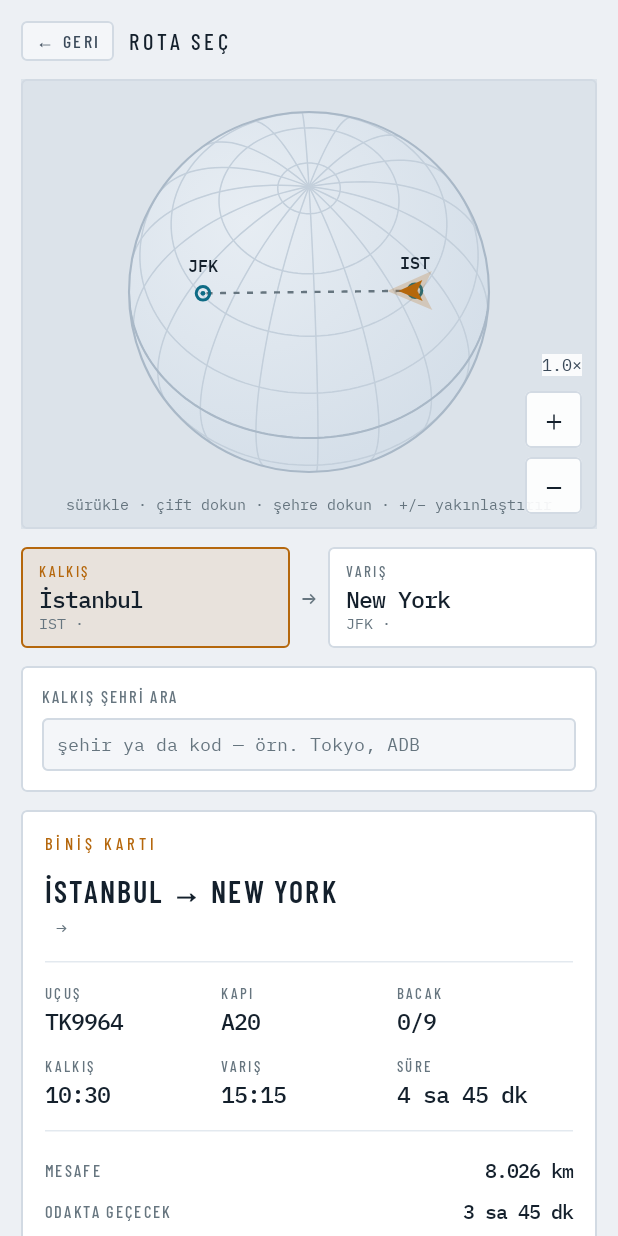
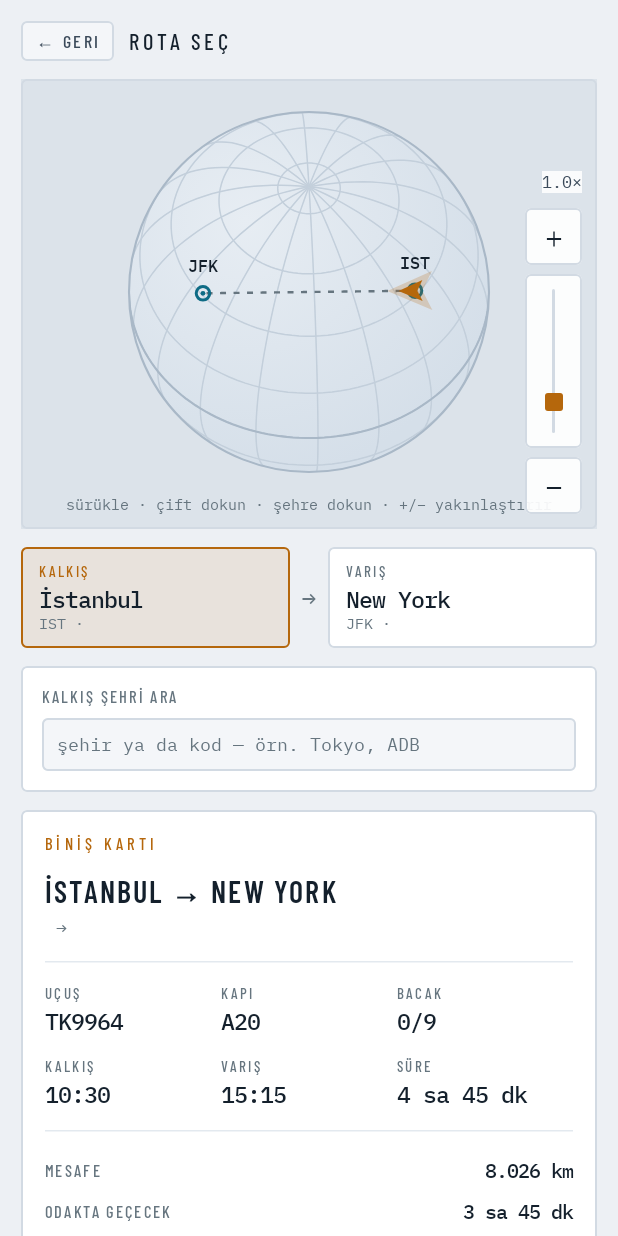
Before and after one commit to oguzozshn/PomodoroFlight, an Android app built with Jetpack Compose: the screen it shows after launch (MainActivity), after a tap on "YOLCULUĞA BAŞLA", on a phone screen of 412 x 824 dp. Run offline under Robolectric (Android 15) with nearby library versions, the phone set to English and light mode, and no system bars.

Commit message:
Eksik Candidate sınıfını geri koy; fareyle sürüklenen zoom kolu ekle
Derleme hatası: işaretçi bütçesini yeniden yazarken eklenen Candidate sınıfı,
sonraki yamada blok değiştirilirken silinmişti. Ayraç dengesi ve kullanılmayan
import taramaları bunu yakalayamıyor; modül genelinde tanımsız tür ve fonksiyon
taraması eklendi, artık temiz.

Fare tekerleği emülatörde hiç iletilmeyebiliyor (fare parmak gibi taklit
ediliyor, tekerleğin dokunmatikte karşılığı yok). Bu yüzden kürenin kenarına
+ ile − arasına dikey bir zoom kolu kondu; fareyle sürüklenebiliyor ve ölçeği
logaritmik dağıtıyor, yani sürekli ve öngörülebilir yakınlaştırma sağlıyor.

Co-Authored-By: Claude Opus 5 <noreply@anthropic.com>
Claude-Session: https://claude.ai/code/session_016efAsejorA1GpqaFxEmKRc

```diff
--- a/android/app/src/main/java/com/oguzozsahin/ucusmodu/ui/Components.kt
+++ b/android/app/src/main/java/com/oguzozsahin/ucusmodu/ui/Components.kt
@@ -6,6 +6,12 @@ import androidx.compose.foundation.LocalIndication
 import androidx.compose.foundation.background
 import androidx.compose.foundation.border
 import androidx.compose.foundation.clickable
+import androidx.compose.foundation.gestures.detectDragGestures
+import androidx.compose.foundation.gestures.detectTapGestures
+import androidx.compose.foundation.layout.BoxWithConstraints
+import androidx.compose.foundation.layout.fillMaxHeight
+import androidx.compose.foundation.layout.height
+import androidx.compose.foundation.layout.offset
 import androidx.compose.foundation.interaction.MutableInteractionSource
 import androidx.compose.foundation.interaction.collectIsPressedAsState
 import androidx.compose.foundation.layout.Arrangement
@@ -30,7 +36,9 @@ import androidx.compose.ui.draw.alpha
 import androidx.compose.ui.graphics.Color
 import androidx.compose.ui.graphics.graphicsLayer
 import androidx.compose.ui.text.font.FontWeight
+import androidx.compose.ui.input.pointer.pointerInput
 import androidx.compose.ui.text.style.TextAlign
+import androidx.compose.ui.unit.Dp
 import androidx.compose.ui.unit.dp
 import androidx.compose.ui.unit.sp
 import com.oguzozsahin.ucusmodu.ui.theme.BarlowCondensed
@@ -38,6 +46,8 @@ import com.oguzozsahin.ucusmodu.ui.theme.FlightColors
 import com.oguzozsahin.ucusmodu.ui.theme.headStyle
 import com.oguzozsahin.ucusmodu.ui.theme.labelStyle
 import com.oguzozsahin.ucusmodu.ui.theme.monoStyle
+import kotlin.math.exp
+import kotlin.math.ln
 
 val PanelShape = RoundedCornerShape(4.dp)
 
@@ -172,6 +182,79 @@ fun ZoomButton(
     }
 }
 
+/**
+ * Kure kenarindaki dikey yakinlastirma kolu. Fareyle de surukelenebildigi icin
+ * cimdiklemenin calismadigi ortamlarda (emulator, masaustu) surekli yakinlastirma
+ * saglar. Olcek logaritmik dagitilir: her piksel esit oranda buyutur.
+ */
+@Composable
+fun ZoomSlider(
+    zoom: Float,
+    minZoom: Float,
+    maxZoom: Float,
+    colors: FlightColors,
+    modifier: Modifier = Modifier,
+    trackHeight: Dp = 116.dp,
+    onZoom: (Float) -> Unit,
+) {
+    val logMin = ln(minZoom)
+    val logMax = ln(maxZoom)
+    val fraction = ((ln(zoom.coerceIn(minZoom, maxZoom)) - logMin) / (logMax - logMin))
+        .coerceIn(0f, 1f)
+
+    fun zoomAt(y: Float, height: Float): Float {
+        val t = (1f - (y / height)).coerceIn(0f, 1f)
+        return exp(logMin + t * (logMax - logMin))
+    }
+
+    Box(
+        modifier = modifier
+            .width(38.dp)
+            .height(trackHeight)
+            .background(colors.panel.copy(alpha = 0.92f), PanelShape)
+            .border(1.dp, colors.line, PanelShape)
+            .pointerInput(Unit) {
+                detectTapGestures { offset ->
+                    onZoom(zoomAt(offset.y, size.height.toFloat()))
+                }
+            }
+            .pointerInput(Unit) {
+                detectDragGestures { change, _ ->
+                    onZoom(zoomAt(change.position.y, size.height.toFloat()))
+                    change.consume()
+                }
+            },
+    ) {
+        // iz
+        Box(
+            modifier = Modifier
+                .align(Alignment.Center)
+                .width(2.dp)
+                .fillMaxHeight()
+                .padding(vertical = 10.dp)
+                .background(colors.line, RoundedCornerShape(1.dp)),
+        )
+        // tutamak
+        Box(
+            modifier = Modifier
+                .fillMaxHeight()
+                .padding(vertical = 10.dp)
+                .align(Alignment.Center),
+            contentAlignment = Alignment.TopCenter,
+        ) {
+            BoxWithConstraints {
+                val travel = maxHeight - 12.dp
+                Box(
+                    modifier = Modifier
+                        .offset(y = travel * (1f - fraction))
+                        .size(12.dp)
+                        .background(colors.amber, RoundedCornerShape(2.dp)),
+                )
+            }
+        }
+    }
+}
+
 /** 15/25/50 gibi secenek gruplari icin segment dugmeleri. */
 @Composable
 fun SegmentedOptions(
--- a/android/app/src/main/java/com/oguzozsahin/ucusmodu/ui/GlobeState.kt
+++ b/android/app/src/main/java/com/oguzozsahin/ucusmodu/ui/GlobeState.kt
@@ -56,6 +56,12 @@ class GlobeState(initialLat: Float, initialLon: Float) {
         if (factor == 1f) return
         untouched = false
         zoom = (zoom * factor).coerceIn(GLOBE_MIN_ZOOM, GLOBE_MAX_ZOOM)
+    }
+
+    /** Kolun surdugu dogrudan olcek. */
+    fun setZoom(value: Float) {
+        untouched = false
+        zoom = value.coerceIn(GLOBE_MIN_ZOOM, GLOBE_MAX_ZOOM)
     }
 
     fun toggleZoom() {
--- a/android/app/src/main/java/com/oguzozsahin/ucusmodu/ui/RouteScreen.kt
+++ b/android/app/src/main/java/com/oguzozsahin/ucusmodu/ui/RouteScreen.kt
@@ -216,6 +216,14 @@ fun RouteScreen(
                 ZoomButton("+", colors, enabled = globe.canZoomIn) {
                     scope.launch { globe.animateZoomTo(globe.zoom * 1.7f) }
                 }
+                // Fareyle de surukelenebilen kol: cimdiklemenin calismadigi
+                // ortamlarda surekli yakinlastirmanin garanti yolu.
+                ZoomSlider(
+                    zoom = globe.zoom,
+                    minZoom = GLOBE_MIN_ZOOM,
+                    maxZoom = GLOBE_MAX_ZOOM,
+                    colors = colors,
+                ) { globe.setZoom(it) }
                 ZoomButton("−", colors, enabled = globe.canZoomOut) {
                     scope.launch { globe.animateZoomTo(globe.zoom / 1.7f) }
                 }
```
Also changed, not shown: android/app/src/main/java/com/oguzozsahin/ucusmodu/ui/Globe.kt (+9 -0 lines), 1 other file.
